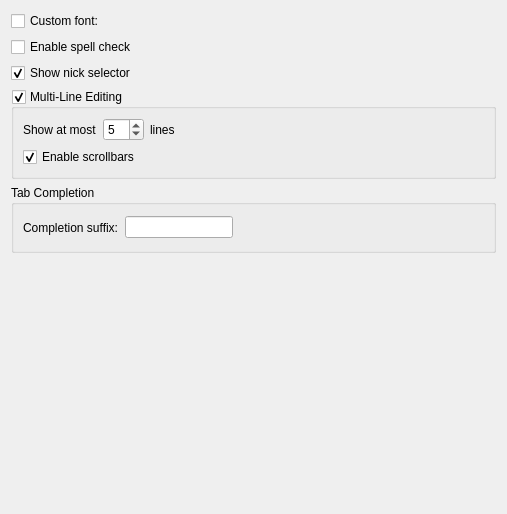
Above: src/qtui/settingspages/inputwidgetsettingspage.ui from quassel/quassel before the change. Below: the same form after it.
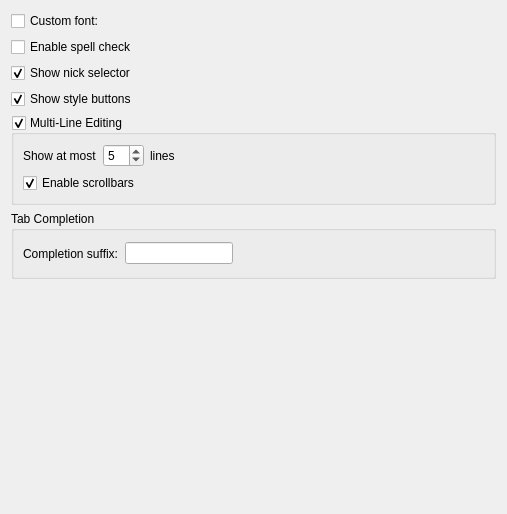
That is the form after the change. Custom widgets are drawn as their Qt base class.

Commit message: added settings option to show/hide the style buttons

```diff
--- a/src/qtui/settingspages/inputwidgetsettingspage.ui
+++ b/src/qtui/settingspages/inputwidgetsettingspage.ui
@@ -73,6 +73,22 @@
      </property>
     </widget>
    </item>
+   <item>
+    <widget class="QCheckBox" name="showStyleButtons">
+     <property name="text">
+      <string>Show style buttons</string>
+     </property>
+     <property name="checked">
+      <bool>true</bool>
+     </property>
+     <property name="settingsKey" stdset="0">
+      <string notr="true">ShowStyleButtons</string>
+     </property>
+     <property name="defaultValue" stdset="0">
+      <bool>true</bool>
+     </property>
+    </widget>
+   </item>
    <item>
     <widget class="QGroupBox" name="groupBox">
      <property name="title">
```
The commit also changes 2 other files.
